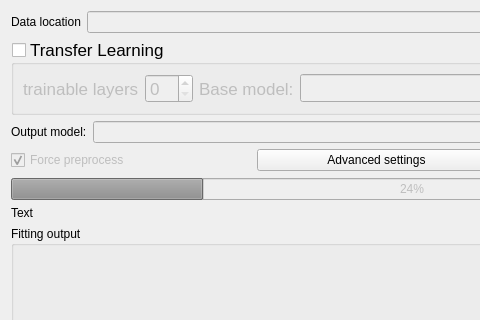
Div123-star/Thesis_Dafne, file dafne-models/src/dafne_models/ui/ModelTrainer.ui: the form before one commit; both pictures show x 0 to 480 and y 0 to 320 of the 824 by 769 pixel window.
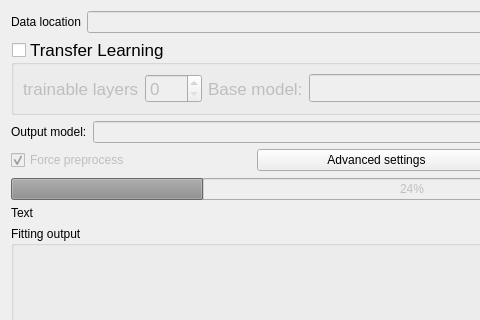
The form after the commit.

Commit message: changed trainable layers range

What changed in the file:
```diff
--- a/dafne-models/src/dafne_models/ui/ModelTrainer.ui
+++ b/dafne-models/src/dafne_models/ui/ModelTrainer.ui
@@ -75,7 +75,11 @@
          </widget>
         </item>
         <item>
-         <widget class="QSpinBox" name="num_trainable_layers_spinBox"/>
+         <widget class="QSpinBox" name="num_trainable_layers_spinBox">
+          <property name="maximum">
+           <number>300</number>
+          </property>
+         </widget>
         </item>
         <item>
          <widget class="QLabel" name="label_6">
```
The commit also changes 1 other file.
